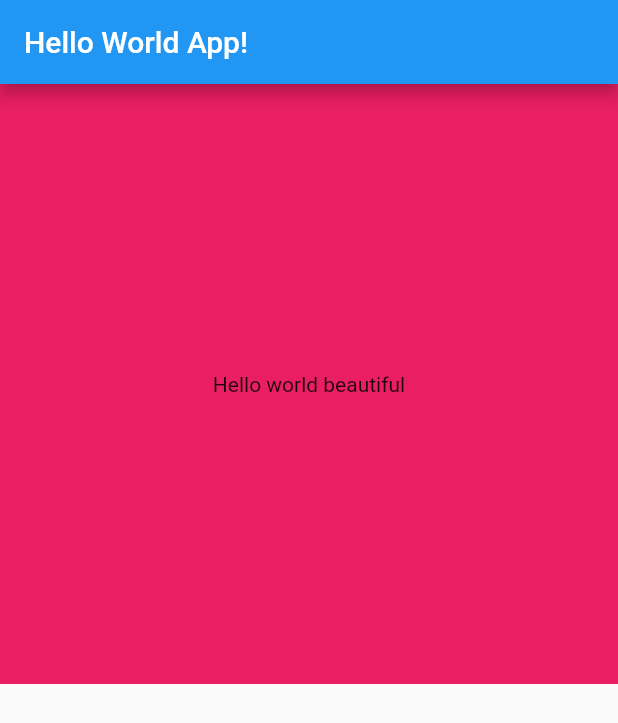
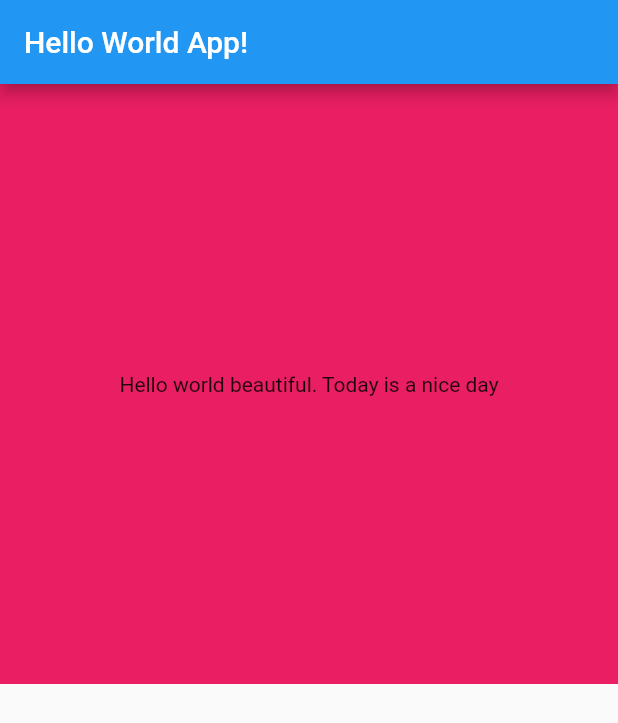
Before and after one commit to gingercat98/hello_world_flutter, a Flutter app: the screen it shows after launch, on a phone screen of 412 x 824 dp. Shown: the top 723 px of the screen. Run offline on Flutter 3.47's test engine with Material 2 defaults, Android fonts, the phone set to English and light mode, and no system bars.

Commit message:
change words again

```diff
--- a/lib/main.dart
+++ b/lib/main.dart
@@ -35,7 +35,7 @@ class MyHomePage extends StatelessWidget {
             ),
             child: Center(
               child: Text(
-                'Hello world beautiful',
+                'Hello world beautiful. Today is a nice day',
               ),
             ),
           ),
```
